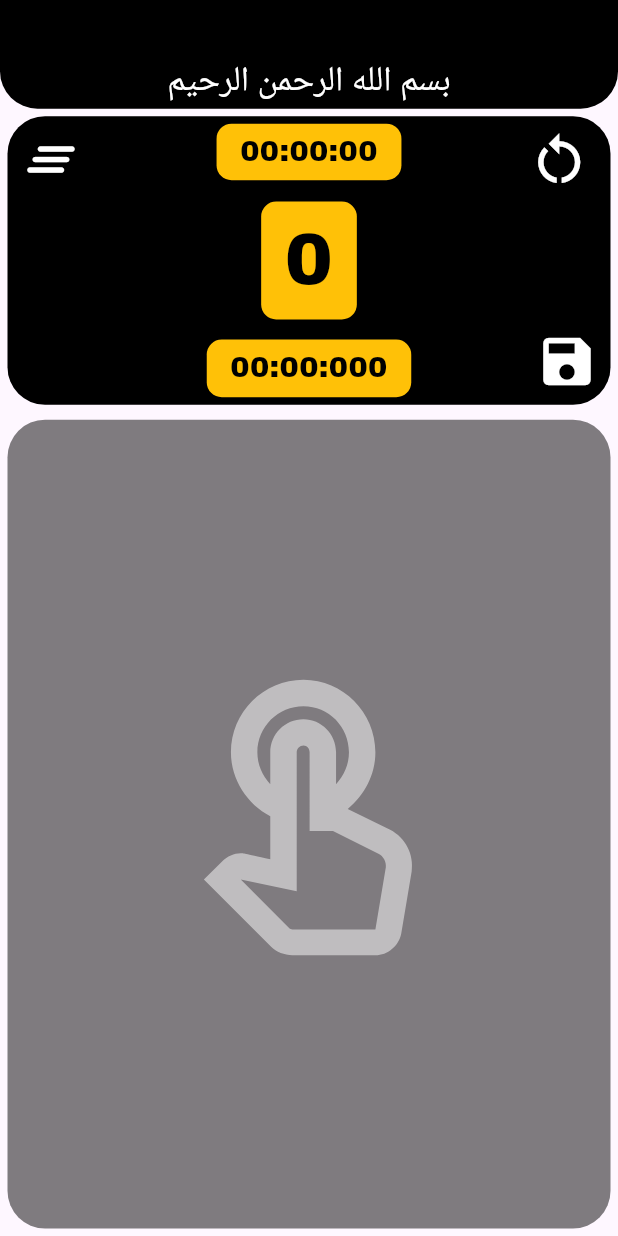
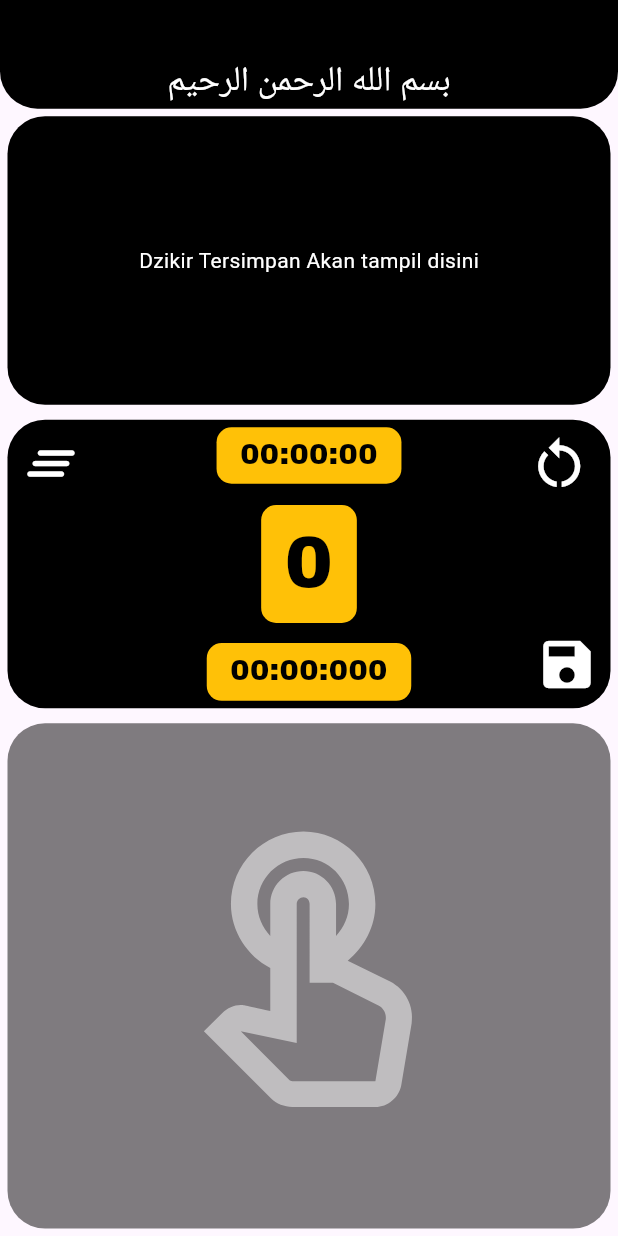
Before and after one commit to ArivhaySoft/tasbih_digital, a Flutter app: the screen it shows after launch, on a phone screen of 412 x 824 dp. Run offline on Flutter 3.47's test engine with Material 3 defaults, Android fonts, the phone set to English and light mode, and no system bars; our stand-ins replace flutter_screenutil, get, get_storage, google_fonts, logger, vibration.

Commit message:
hide and show stoppwatch

```diff
--- a/lib/home.dart
+++ b/lib/home.dart
@@ -6,6 +6,7 @@ import 'package:flutter/material.dart';
 import 'package:flutter/services.dart';
 import 'package:get/get.dart';
 import 'package:google_fonts/google_fonts.dart';
+import 'package:tasbih_digital/get_storage.dart';
 import 'package:tasbih_digital/utils_ui.dart';
 import 'package:vibration/vibration.dart';
 
@@ -56,6 +57,7 @@ class _MyHomePageState extends State<MyHomePage> {
     return "$minutes:$seconds:$milliseconds";
   }
 
+  Color _colorStopWatch = Colors.black;
   List<ModelTasbih> _listTasbih = [];
   late ScrollController _scrollController;
 
@@ -82,6 +84,8 @@ class _MyHomePageState extends State<MyHomePage> {
       keepScrollOffset: true,
     );
 
+    var ambilTasbih = getBox.getTasbih();
+    logger.i('ambiltasbih : $ambilTasbih');
   }
 
   @override
@@ -100,13 +104,13 @@ class _MyHomePageState extends State<MyHomePage> {
                 style: TextStyle(color: Colors.white, fontSize: utilsUI.setSp(24.0)),
                 textAlign: TextAlign.center,
               )),
-          _listTasbih.length > 0 ? Container(
+          Container(
               width: utilsUI.screenWidth(context),
               height: utilsUI.setHeight(200.0),
               margin: const EdgeInsets.all(5.0),
               padding: const EdgeInsets.all(5.0),
               decoration: BoxDecoration(color: Colors.black, borderRadius: BorderRadius.circular(25.0)),
-              child: GridView.builder(
+              child:_listTasbih.length > 0 ?  GridView.builder(
                 gridDelegate: const SliverGridDelegateWithFixedCrossAxisCount(
                   crossAxisCount: 4, // number of items in each row
                   mainAxisSpacing: 8.0, // spacing between rows
@@ -138,7 +142,7 @@ class _MyHomePageState extends State<MyHomePage> {
                     ),
                   );
                 },
-              )):Container(),
+              ):Container(child: Center(child: Text('Dzikir Tersimpan Akan tampil disini',style: TextStyle(color: Colors.white),)),)),
           Container(
               width: utilsUI.screenWidth(context),
               height: utilsUI.setHeight(200.0),
@@ -242,6 +246,18 @@ class _MyHomePageState extends State<MyHomePage> {
                   ),
                   Align(
                     alignment: Alignment.topCenter,
+                    child: GestureDetector(
+                      onTap: () {
+                        setState(() {
+                          if(_colorStopWatch == Colors.black){
+                            _colorStopWatch = Colors.amber;
+                          }else{
+                            _colorStopWatch = Colors.black;
+                          }
+
+                        });
+                      },
+                      behavior: HitTestBehavior.opaque,
                       child: Container(
                           margin: const EdgeInsets.all(5.0),
                           padding: EdgeInsets.symmetric(vertical: utilsUI.setHeight(5.0), horizontal: utilsUI.setWidth(15.0)),
@@ -251,9 +267,10 @@ class _MyHomePageState extends State<MyHomePage> {
                           ),
                           child: Text(
                             _lastStopWatch,
-                          style: GoogleFonts.archivoBlack(color: Colors.black, fontSize: utilsUI.setSp(20.0)),
+                            style: GoogleFonts.archivoBlack(color: _colorStopWatch, fontSize: utilsUI.setSp(20.0)),
                             textAlign: TextAlign.right,
                           )),
+                    ),
                   ),
                   Align(
                     alignment: Alignment.bottomCenter,
@@ -273,7 +290,7 @@ class _MyHomePageState extends State<MyHomePage> {
                           ),
                           child: Text(
                             returnFormattedText(),
-                            style: GoogleFonts.archivoBlack(color: Colors.black, fontSize: utilsUI.setSp(20.0)),
+                            style: GoogleFonts.archivoBlack(color: _colorStopWatch, fontSize: utilsUI.setSp(20.0)),
                             textAlign: TextAlign.right,
                           )),
                     ),
@@ -330,6 +347,7 @@ class _MyHomePageState extends State<MyHomePage> {
             tasbish_last: _counter,
             tassbih_start: _startTasbih,
             tassbih_end: DateTime.now().toString()));
+        getBox.setTasbih(json.encode(_listTasbih));
         _resetTasbih();
         _toEnd();
       }
```
Also changed, not shown: lib/get_storage.dart (added, +76 -0 lines). Lines whose indentation alone changed are shown as unchanged.
